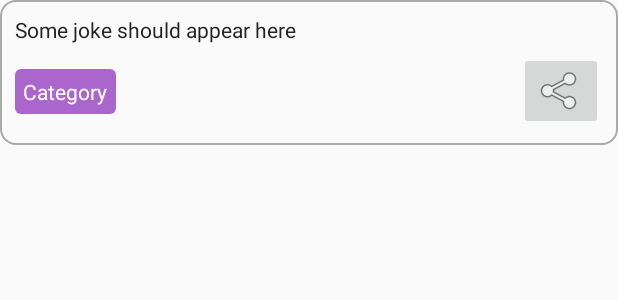
After one commit to WillianKleckus/ChuckNorrisFacts, an Android app: the layout joke_card.xml on its own in the app's theme, with its tools: preview values and no code run, on a phone screen of 412 x 824 dp. The commit adds this screen. Shown: the top 300 px of the screen. Run offline under Robolectric (Android 15) with nearby library versions, the phone set to English and light mode, and no system bars.

Commit message:
Made a Joke card layout

```diff
--- a/app/build.gradle
+++ b/app/build.gradle
@@ -30,6 +30,8 @@ dependencies {
     implementation 'androidx.core:core-ktx:1.3.1'
     implementation 'androidx.appcompat:appcompat:1.2.0'
     implementation 'androidx.constraintlayout:constraintlayout:1.1.3'
+    implementation "androidx.recyclerview:recyclerview:1.1.0"
+    implementation 'androidx.cardview:cardview:1.0.0'
     testImplementation 'junit:junit:4.12'
     androidTestImplementation 'androidx.test.ext:junit:1.1.1'
     androidTestImplementation 'androidx.test.espresso:espresso-core:3.2.0'
--- /dev/null
+++ b/app/src/main/res/drawable/joke_card_background.xml
@@ -0,0 +1,7 @@
+<?xml version="1.0" encoding="utf-8"?>
+<shape xmlns:android="http://schemas.android.com/apk/res/android" >
+    <stroke
+        android:width="1dp"
+        android:color="#AAAAAA" />
+    <corners android:radius="10dp" />
+</shape>
--- /dev/null
+++ b/app/src/main/res/drawable/joke_category_background.xml
@@ -0,0 +1,5 @@
+<?xml version="1.0" encoding="utf-8"?>
+<shape xmlns:android="http://schemas.android.com/apk/res/android" >
+    <solid android:color="@android:color/holo_purple" />
+    <corners android:radius="4dp" />
+</shape>
--- a/app/src/main/res/layout/activity_main.xml
+++ b/app/src/main/res/layout/activity_main.xml
@@ -1,18 +1,15 @@
 <?xml version="1.0" encoding="utf-8"?>
-<androidx.constraintlayout.widget.ConstraintLayout xmlns:android="http://schemas.android.com/apk/res/android"
+<androidx.constraintlayout.widget.ConstraintLayout
+    xmlns:android="http://schemas.android.com/apk/res/android"
     xmlns:app="http://schemas.android.com/apk/res-auto"
     xmlns:tools="http://schemas.android.com/tools"
     android:layout_width="match_parent"
     android:layout_height="match_parent"
     tools:context=".ui.MainActivity">
 
-    <TextView
-        android:layout_width="wrap_content"
-        android:layout_height="wrap_content"
-        android:text="Hello World!"
-        app:layout_constraintBottom_toBottomOf="parent"
-        app:layout_constraintLeft_toLeftOf="parent"
-        app:layout_constraintRight_toRightOf="parent"
-        app:layout_constraintTop_toTopOf="parent" />
+    <androidx.recyclerview.widget.RecyclerView
+        android:id="@+id/rvJokeCard"
+        android:layout_width="match_parent"
+        android:layout_height="match_parent"/>
 
 </androidx.constraintlayout.widget.ConstraintLayout>
--- /dev/null
+++ b/app/src/main/res/layout/joke_card.xml
@@ -0,0 +1,43 @@
+<?xml version="1.0" encoding="utf-8"?>
+<androidx.constraintlayout.widget.ConstraintLayout
+    xmlns:android="http://schemas.android.com/apk/res/android"
+    xmlns:app="http://schemas.android.com/apk/res-auto"
+    xmlns:tools="http://schemas.android.com/tools"
+    android:background="@drawable/joke_card_background"
+    android:layout_width="match_parent"
+    android:layout_height="wrap_content"
+    android:padding="10dp">
+
+    <TextView
+        android:id="@+id/tvJokeValue"
+        android:layout_width="match_parent"
+        android:layout_height="wrap_content"
+        android:layout_marginBottom="5dp"
+        android:text="@string/joke_value"
+        android:textColor="@color/defaultFontColor"
+        app:layout_constraintBottom_toTopOf="@+id/shareButton"
+        app:layout_constraintEnd_toEndOf="parent"
+        app:layout_constraintStart_toStartOf="parent"
+        app:layout_constraintTop_toTopOf="parent" />
+
+    <TextView
+        android:id="@+id/tvJokeCategory"
+        android:layout_width="wrap_content"
+        android:layout_height="wrap_content"
+        android:background="@drawable/joke_category_background"
+        android:padding="5dp"
+        android:text="@string/joke_category"
+        android:textColor="@android:color/white"
+        app:layout_constraintBottom_toBottomOf="parent"
+        app:layout_constraintStart_toStartOf="parent"
+        app:layout_constraintTop_toTopOf="@+id/shareButton" />
+
+    <ImageButton
+        android:id="@+id/shareButton"
+        android:layout_width="wrap_content"
+        android:layout_height="wrap_content"
+        android:src="@android:drawable/ic_menu_share"
+        app:layout_constraintBottom_toBottomOf="parent"
+        app:layout_constraintEnd_toEndOf="parent" />
+
+</androidx.constraintlayout.widget.ConstraintLayout>
--- a/app/src/main/res/values/colors.xml
+++ b/app/src/main/res/values/colors.xml
@@ -3,4 +3,6 @@
     <color name="colorPrimary">#6200EE</color>
     <color name="colorPrimaryDark">#3700B3</color>
     <color name="colorAccent">#03DAC5</color>
+
+    <color name="defaultFontColor">#222222</color>
 </resources>
--- a/app/src/main/res/values/strings.xml
+++ b/app/src/main/res/values/strings.xml
@@ -1,3 +1,7 @@
 <resources>
     <string name="app_name">ChuckNorrisFacts</string>
+
+    <!-- Joke Card RV -->
+    <string name="joke_value">"Some joke should appear here"</string>
+    <string name="joke_category">"Category"</string>
 </resources>
```
